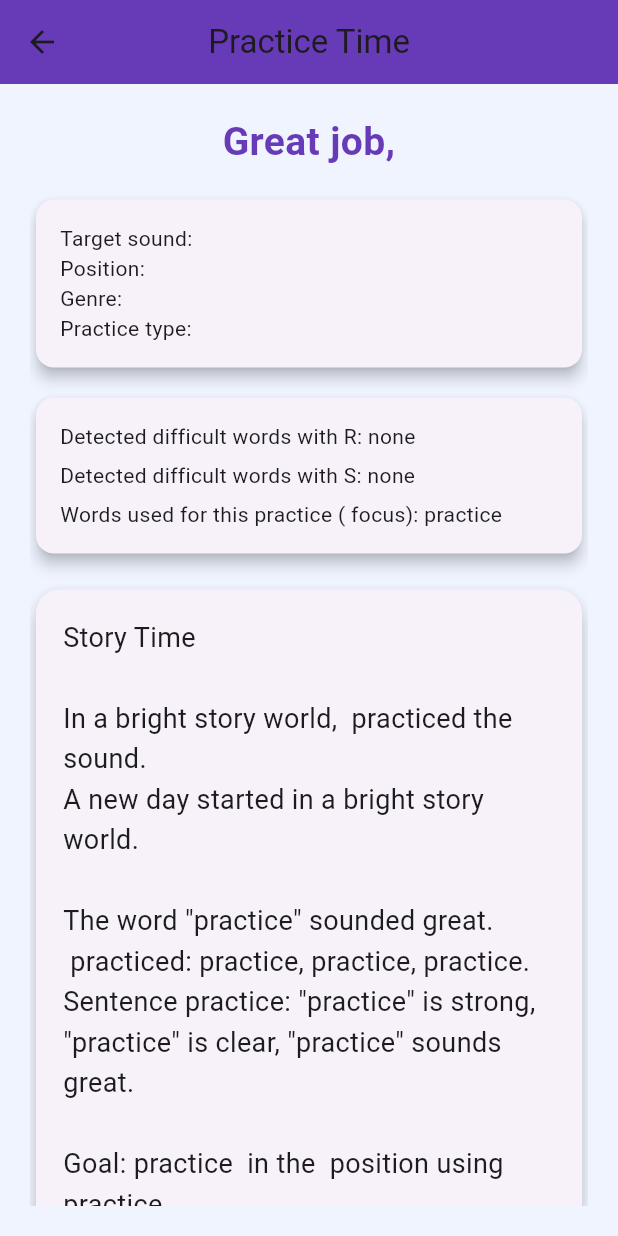
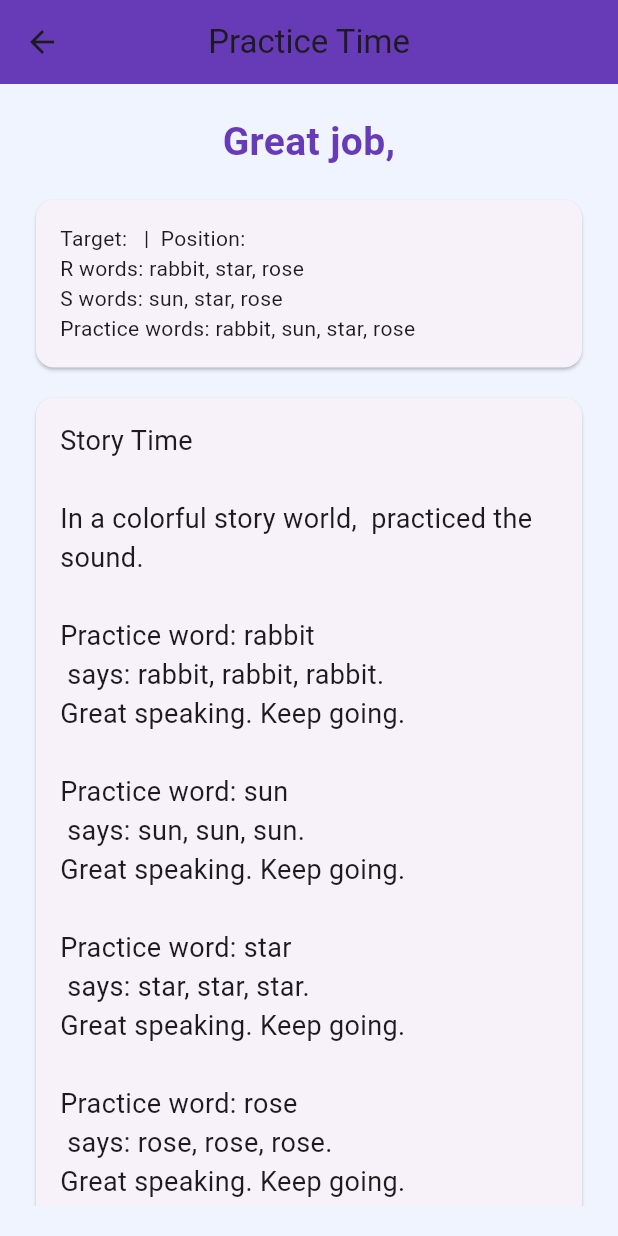
Before and after one commit to devikarenjit/melodic-voice-flutter, a Flutter app: the PracticeResultScreen screen opened directly with empty values, on a phone screen of 412 x 824 dp. Run offline on Flutter 3.47's test engine with Material 3 defaults, Android fonts, the phone set to English and light mode, and no system bars; our stand-ins replace flutter_tts, speech_to_text.

Commit message:
Make songs kid-friendly with rhyming lines and safer practice content

```diff
--- a/lib/screens/practice_result.dart
+++ b/lib/screens/practice_result.dart
@@ -32,7 +32,44 @@ class _PracticeResultScreenState extends State<PracticeResultScreen> {
   bool _isListening = false;
   String _recognizedText = "";
   int _score = 0;
-  String _scoreMessage = "Tap Listen first, then record the child repeating it.";
+  String _scoreMessage = "Tap Listen, then record and repeat.";
+
+  static final RegExp _lettersOnly = RegExp("^[a-z]+\$");
+
+  static const Set<String> _blockedWords = {
+    "hacker",
+    "stalker",
+    "lover",
+    "sex",
+    "sexy",
+    "kiss",
+    "kissing",
+    "romance",
+    "violent",
+    "violence",
+    "kill",
+    "killing",
+    "dead",
+    "murder",
+    "gun",
+    "weapon",
+    "drugs",
+    "alcohol",
+    "beer",
+    "adult",
+    "nude",
+  };
+
+  static const List<String> _safeReplacementWords = [
+    "rabbit",
+    "sun",
+    "star",
+    "rose",
+    "story",
+    "smile",
+    "rainbow",
+    "sister",
+  ];
 
   @override
   void initState() {
@@ -58,12 +95,10 @@ class _PracticeResultScreenState extends State<PracticeResultScreen> {
       if (!mounted) return;
       setState(() => _isSpeaking = true);
     });
-
     _tts.setCompletionHandler(() {
       if (!mounted) return;
       setState(() => _isSpeaking = false);
     });
-
     _tts.setCancelHandler(() {
       if (!mounted) return;
       setState(() => _isSpeaking = false);
@@ -72,15 +107,22 @@ class _PracticeResultScreenState extends State<PracticeResultScreen> {
 
   List<String> _allDifficultWords() {
     if (widget.difficultWords.trim().isEmpty) {
-      return [];
+      return _safeReplacementWords.take(4).toList();
     }
 
-    return widget.difficultWords
+    final cleaned = widget.difficultWords
         .split(",")
         .map((w) => w.trim().toLowerCase())
-        .where((w) => w.isNotEmpty)
+        .where((w) => w.isNotEmpty && _lettersOnly.hasMatch(w))
+        .where((w) => !_blockedWords.contains(w))
         .toSet()
         .toList();
+
+    if (cleaned.isNotEmpty) {
+      return cleaned.take(6).toList();
+    }
+
+    return _safeReplacementWords.take(4).toList();
   }
 
   List<String> _detectedRWords() {
@@ -109,21 +151,19 @@ class _PracticeResultScreenState extends State<PracticeResultScreen> {
 
   List<String> _focusWords() {
     final typedWords = _allDifficultWords();
-    if (typedWords.isEmpty) {
-      return _fallbackWords();
-    }
+    if (typedWords.isEmpty) return _fallbackWords();
 
     if (widget.targetSound == "R") {
       final rWords = typedWords.where((w) => w.contains("r")).toList();
-      return rWords.isEmpty ? _fallbackWords() : rWords;
+      return rWords.isEmpty ? _fallbackWords() : rWords.take(4).toList();
     }
 
     if (widget.targetSound == "S") {
       final sWords = typedWords.where((w) => w.contains("s")).toList();
-      return sWords.isEmpty ? _fallbackWords() : sWords;
+      return sWords.isEmpty ? _fallbackWords() : sWords.take(4).toList();
     }
 
-    return typedWords;
+    return typedWords.take(4).toList();
   }
 
   String _genreScene() {
@@ -131,52 +171,25 @@ class _PracticeResultScreenState extends State<PracticeResultScreen> {
       case "Comedy":
         return "a funny town full of giggles";
       case "Fantasy":
-        return "a magical kingdom of dragons and castles";
-      case "Romance":
-        return "a warm village where everyone shares kindness";
+        return "a magical kingdom with friendly dragons";
+      case "Friendship":
+        return "a happy village where friends help each other";
       case "Adventure":
-        return "a wild trail with maps and hidden treasure";
+        return "a bright trail with clues and treasure maps";
       case "Mystery":
-        return "a curious city full of clues";
+        return "a curious town with playful puzzles";
       case "Science Fiction":
-        return "a future world with robots and starships";
+        return "a future city with kind robots";
       case "Superhero":
-        return "a hero city that needs brave helpers";
+        return "a hero city where everyone works as a team";
       case "Fairy Tale":
         return "an enchanted forest with talking animals";
       case "Animals":
-        return "a friendly animal park";
+        return "a cheerful animal park";
       case "Sports":
-        return "a busy stadium on game day";
+        return "a stadium full of cheering teammates";
       default:
-        return "a bright story world";
-    }
-  }
-
-  String _genreAction() {
-    switch (widget.preference) {
-      case "Comedy":
-        return "made everyone laugh";
-      case "Fantasy":
-        return "sparkled with magic";
-      case "Romance":
-        return "shared sweet words";
-      case "Adventure":
-        return "helped solve the quest";
-      case "Mystery":
-        return "unlocked a new clue";
-      case "Science Fiction":
-        return "powered the mission";
-      case "Superhero":
-        return "saved the day";
-      case "Fairy Tale":
-        return "brought wonder";
-      case "Animals":
-        return "made the animals cheer";
-      case "Sports":
-        return "won the crowd";
-      default:
-        return "sounded great";
+        return "a colorful story world";
     }
   }
 
@@ -184,31 +197,16 @@ class _PracticeResultScreenState extends State<PracticeResultScreen> {
     return List.generate(count, (_) => word).join(", ");
   }
 
-  String _storyOpener() {
-    switch (widget.preference) {
-      case "Comedy":
-        return "One bright morning, a silly surprise made everyone laugh.";
-      case "Fantasy":
-        return "At sunrise, a magical wind moved through the kingdom.";
-      case "Romance":
-        return "On a calm day, kind hearts gathered in the town square.";
-      case "Adventure":
-        return "At dawn, the map glowed and the journey began.";
-      case "Mystery":
-        return "At first light, a new clue appeared near the old gate.";
-      case "Science Fiction":
-        return "At launch time, the crew prepared for a star mission.";
-      case "Superhero":
-        return "At sunrise, the city called for a brave helper.";
-      case "Fairy Tale":
-        return "At morning bell, the enchanted forest woke up.";
-      case "Animals":
-        return "At feeding time, every animal was excited.";
-      case "Sports":
-        return "Before the big game, the crowd started to cheer.";
-      default:
-        return "A new day started in a bright story world.";
-    }
+  String _rhymeLineA(String word) {
+    return "$word, $word, clap and play,";
+  }
+
+  String _rhymeLineB(String word) {
+    return "$word, $word, bright today,";
+  }
+
+  String _rhymeLineC(String word) {
+    return "$word, $word, say hooray,";
   }
 
   String generateStory(List<String> words) {
@@ -218,48 +216,41 @@ class _PracticeResultScreenState extends State<PracticeResultScreen> {
     buffer.writeln(
       "In ${_genreScene()}, ${widget.name} practiced the ${widget.targetSound} sound.",
     );
-    buffer.writeln(_storyOpener());
     buffer.writeln();
 
     for (final word in words) {
-      buffer.writeln("The word \"$word\" ${_genreAction()}.");
-      buffer.writeln("${widget.name} practiced: ${_repeatWord(word, 3)}.");
-      buffer.writeln(
-        "Sentence practice: \"$word\" is strong, \"$word\" is clear, \"$word\" sounds great.",
-      );
+      buffer.writeln("Practice word: $word");
+      buffer.writeln("${widget.name} says: ${_repeatWord(word, 3)}.");
+      buffer.writeln("Great speaking. Keep going.");
       buffer.writeln();
     }
 
-    buffer.writeln(
-      "Goal: practice ${widget.targetSound} in the ${widget.position} position using ${words.join(", ")}.",
-    );
+    buffer.writeln("Goal: practice ${widget.targetSound} in ${widget.position} words.");
     return buffer.toString();
   }
 
   String generateSong(List<String> words) {
     final buffer = StringBuffer();
-    buffer.writeln("Song Time");
+    buffer.writeln("Rhyme Song Time");
     buffer.writeln();
-    buffer.writeln("Genre beat: ${widget.preference}");
+    buffer.writeln("Sing with a smile and gentle voice.");
     buffer.writeln();
-
     for (final word in words) {
-      buffer.writeln("${_repeatWord(word, 2)}, sing it slow,");
-      buffer.writeln("${_repeatWord(word, 2)}, clear and bright,");
+      buffer.writeln(_rhymeLineA(word));
+      buffer.writeln(_rhymeLineB(word));
+      buffer.writeln(_rhymeLineC(word));
       buffer.writeln(
-        "$word, $word, $word, say the ${widget.targetSound} sound just right.",
+        "Say the ${widget.targetSound} sound clearly today.",
       );
+      buffer.writeln("$word, $word, hip hip hooray.");
       buffer.writeln();
     }
-
-    buffer.writeln("${widget.name} keeps practicing every day.");
+    buffer.writeln("${widget.name} sings and practices every day.");
     return buffer.toString();
   }
 
   String generateContent() {
     final words = _focusWords();
-    if (words.isEmpty) return "No practice words available.";
-
     if (widget.practiceType == "Story") return generateStory(words);
     if (widget.practiceType == "Song") return generateSong(words);
     return "${generateStory(words)}\n\n${generateSong(words)}";
@@ -271,9 +262,8 @@ class _PracticeResultScreenState extends State<PracticeResultScreen> {
       setState(() => _isListening = false);
     }
 
-    final content = generateContent();
     await _tts.stop();
-    await _tts.speak(content);
+    await _tts.speak(generateContent());
   }
 
   Future<void> _startRecording() async {
@@ -300,9 +290,7 @@ class _PracticeResultScreenState extends State<PracticeResultScreen> {
     );
 
     if (!available) {
-      setState(() {
-        _scoreMessage = "Microphone unavailable. Check app permission.";
-      });
+      setState(() => _scoreMessage = "Microphone unavailable. Check permission.");
       return;
     }
 
@@ -310,15 +298,13 @@ class _PracticeResultScreenState extends State<PracticeResultScreen> {
       _recognizedText = "";
       _score = 0;
       _isListening = true;
-      _scoreMessage = "Listening... child should repeat what was heard.";
+      _scoreMessage = "Listening...";
     });
 
     _speech.listen(
       onResult: (result) {
         if (!mounted) return;
-        setState(() {
-          _recognizedText = result.recognizedWords.toLowerCase();
-        });
+        setState(() => _recognizedText = result.recognizedWords.toLowerCase());
       },
       listenMode: stt.ListenMode.confirmation,
       cancelOnError: true,
@@ -338,27 +324,25 @@ class _PracticeResultScreenState extends State<PracticeResultScreen> {
     if (expected.isEmpty || _recognizedText.trim().isEmpty) {
       setState(() {
         _score = 0;
-        _scoreMessage = "No speech detected yet. Try recording again.";
+        _scoreMessage = "No speech detected. Try again.";
       });
       return;
     }
 
-    int matched = 0;
+    var matched = 0;
     for (final word in expected) {
-      if (_recognizedText.contains(word)) {
-        matched++;
-      }
+      if (_recognizedText.contains(word)) matched++;
     }
 
     final percent = ((matched / expected.length) * 100).round();
     setState(() {
       _score = percent;
       if (percent >= 85) {
-        _scoreMessage = "Excellent pronunciation and repetition.";
+        _scoreMessage = "Amazing job. Very clear speaking.";
       } else if (percent >= 60) {
-        _scoreMessage = "Good attempt. Repeat once more for a higher score.";
+        _scoreMessage = "Nice try. One more round for extra stars.";
       } else {
-        _scoreMessage = "Keep practicing. Listen again and repeat slowly.";
+        _scoreMessage = "Good effort. Listen again and say each word slowly.";
       }
     });
   }
@@ -393,58 +377,27 @@ class _PracticeResultScreenState extends State<PracticeResultScreen> {
               ),
               const SizedBox(height: 16),
               Card(
-                elevation: 4,
                 child: Padding(
                   padding: const EdgeInsets.all(16),
-                  child: Column(
-                    crossAxisAlignment: CrossAxisAlignment.start,
-                    children: [
-                      Text("Target sound: ${widget.targetSound}"),
-                      Text("Position: ${widget.position}"),
-                      Text("Genre: ${widget.preference}"),
-                      Text("Practice type: ${widget.practiceType}"),
-                    ],
+                  child: Text(
+                    "Target: ${widget.targetSound}  |  Position: ${widget.position}\n"
+                    "R words: ${rWords.isEmpty ? "none" : rWords.join(", ")}\n"
+                    "S words: ${sWords.isEmpty ? "none" : sWords.join(", ")}\n"
+                    "Practice words: ${focused.join(", ")}",
                   ),
                 ),
               ),
               const SizedBox(height: 12),
               Card(
-                elevation: 4,
                 child: Padding(
                   padding: const EdgeInsets.all(16),
-                  child: Column(
-                    crossAxisAlignment: CrossAxisAlignment.start,
-                    children: [
-                      Text(
-                        "Detected difficult words with R: ${rWords.isEmpty ? "none" : rWords.join(", ")}",
-                      ),
-                      const SizedBox(height: 6),
-                      Text(
-                        "Detected difficult words with S: ${sWords.isEmpty ? "none" : sWords.join(", ")}",
-                      ),
-                      const SizedBox(height: 6),
-                      Text(
-                        "Words used for this practice (${widget.targetSound.toUpperCase()} focus): ${focused.join(", ")}",
-                      ),
-                    ],
+                  child: Text(
+                    generateContent(),
+                    style: const TextStyle(fontSize: 18, height: 1.45),
                   ),
                 ),
               ),
-              const SizedBox(height: 16),
-              Card(
-                elevation: 6,
-                shape: RoundedRectangleBorder(
-                  borderRadius: BorderRadius.circular(16),
-                ),
-                child: Padding(
-                  padding: const EdgeInsets.all(18),
-                  child: Text(
-                    generateContent(),
-                    style: const TextStyle(fontSize: 18, height: 1.5),
-                  ),
-                ),
-              ),
-              const SizedBox(height: 16),
+              const SizedBox(height: 12),
               Wrap(
                 spacing: 10,
                 runSpacing: 10,
@@ -479,13 +432,13 @@ class _PracticeResultScreenState extends State<PracticeResultScreen> {
                       Text(_scoreMessage),
                       const SizedBox(height: 6),
                       Text(
-                        "Recorded speech: ${_recognizedText.isEmpty ? "No recording yet." : _recognizedText}",
+                        "Speech preview: ${_recognizedText.isEmpty ? "No recording yet." : _recognizedText.split(" ").take(20).join(" ")}",
                       ),
                     ],
                   ),
                 ),
               ),
-              const SizedBox(height: 20),
+              const SizedBox(height: 16),
               ElevatedButton(
                 onPressed: () => Navigator.pop(context),
                 child: const Text("Practice Again"),
--- a/lib/screens/register_child.dart
+++ b/lib/screens/register_child.dart
@@ -21,7 +21,7 @@ class _RegisterChildScreenState extends State<RegisterChildScreen> {
   final List<String> genres = [
     "Comedy",
     "Fantasy",
-    "Romance",
+    "Friendship",
     "Adventure",
     "Mystery",
     "Science Fiction",
@@ -128,6 +128,7 @@ class _RegisterChildScreenState extends State<RegisterChildScreen> {
                     controller: difficultWordsController,
                     decoration: const InputDecoration(
                       labelText: "Words to Practice (comma separated)",
+                      helperText: "Use simple child-safe words only (example: sun, rabbit, star).",
                       border: OutlineInputBorder(),
                     ),
                   ),
```
